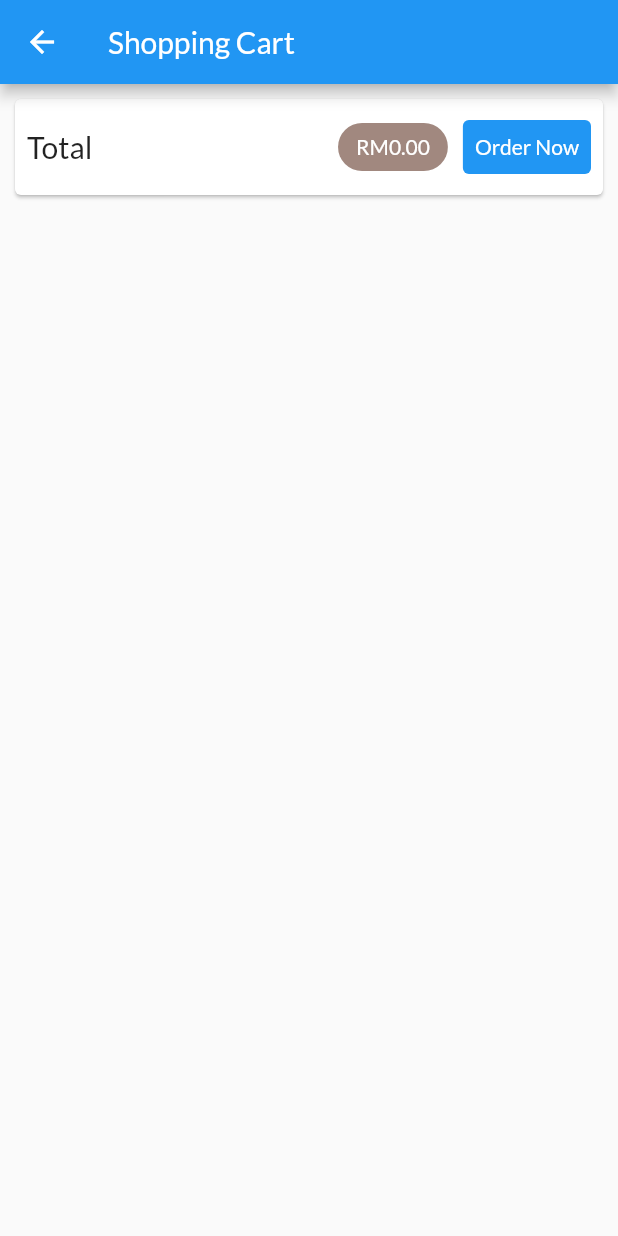
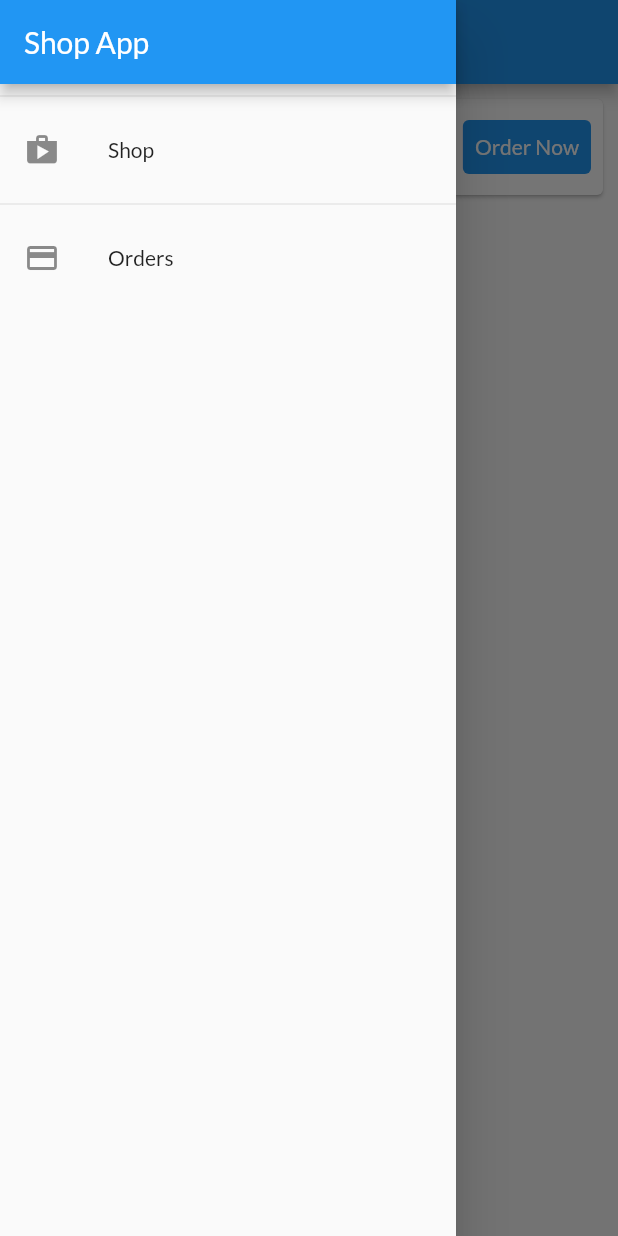
Before and after one commit to dondonjedd/Shop-application, a Flutter app: the CartScreen screen opened by its route, with the side drawer open (before the commit the screen has no drawer), on a phone screen of 412 x 824 dp. Run offline on Flutter 3.47's test engine with Material 2 defaults, Android fonts, the phone set to English and light mode, and no system bars; network calls fail.

Commit message:
Create sideDrawer to show OrdersScreen

```diff
--- a/lib/main.dart
+++ b/lib/main.dart
@@ -4,6 +4,7 @@ import 'package:shop_app/providers/cart.dart';
 import 'package:shop_app/providers/orders.dart';
 import 'package:shop_app/providers/prov_products.dart';
 import 'package:shop_app/screens/cart_screen.dart';
+import 'package:shop_app/screens/orders_screen.dart';
 import 'package:shop_app/screens/products_screen.dart';
 import 'package:shop_app/screens/single_product_screen.dart';
 
@@ -34,6 +35,7 @@ class MyApp extends StatelessWidget {
         routes: {
           SingleProductScreen.routeName: (ctx) => const SingleProductScreen(),
           CartScreen.routeName: (ctx) => const CartScreen(),
+          OrdersScreen.routeName: ((ctx) => const OrdersScreen()),
         },
       ),
     );
--- a/lib/screens/cart_screen.dart
+++ b/lib/screens/cart_screen.dart
@@ -2,6 +2,7 @@ import 'package:flutter/material.dart';
 import 'package:provider/provider.dart';
 import 'package:shop_app/providers/cart.dart';
 import 'package:shop_app/providers/orders.dart';
+import 'package:shop_app/widgets/app_drawer.dart';
 import 'package:shop_app/widgets/cart_item.dart';
 
 class CartScreen extends StatelessWidget {
@@ -16,6 +17,7 @@ class CartScreen extends StatelessWidget {
       appBar: AppBar(
         title: const Text("Shopping Cart"),
       ),
+      drawer: const AppDrawer(),
       body: Column(
         children: [
           Card(
--- a/lib/screens/orders_screen.dart
+++ b/lib/screens/orders_screen.dart
@@ -1,17 +1,20 @@
 import 'package:flutter/material.dart';
 import 'package:provider/provider.dart';
 import 'package:shop_app/providers/orders.dart' show Orders;
+import 'package:shop_app/widgets/app_drawer.dart';
 
 import '../widgets/order_item.dart';
 
 class OrdersScreen extends StatelessWidget {
   const OrdersScreen({super.key});
+  static const routeName = "/orders";
 
   @override
   Widget build(BuildContext context) {
     final ordersProvider = Provider.of<Orders>(context);
     return Scaffold(
       appBar: AppBar(title: const Text("Your Orders")),
+      drawer: const AppDrawer(),
       body: ListView.builder(
         itemBuilder: (ctx, i) => OrderItem(order: ordersProvider.orders[i]),
         itemCount: ordersProvider.orders.length,
--- a/lib/screens/products_screen.dart
+++ b/lib/screens/products_screen.dart
@@ -1,6 +1,7 @@
 import 'package:flutter/material.dart';
 import 'package:provider/provider.dart';
 import 'package:shop_app/screens/cart_screen.dart';
+import 'package:shop_app/widgets/app_drawer.dart';
 import '../providers/cart.dart';
 import '../widgets/badge.dart';
 import '../widgets/products_grid.dart';
@@ -60,6 +61,7 @@ class _ProductScreenState extends State<ProductScreen> {
           )
         ],
       ),
+      drawer: const AppDrawer(),
       body: ProductsGrid(showFavorites: _showFavorites),
     );
   }
--- /dev/null
+++ b/lib/widgets/app_drawer.dart
@@ -0,0 +1,37 @@
+import 'package:flutter/material.dart';
+import 'package:shop_app/screens/orders_screen.dart';
+
+class AppDrawer extends StatelessWidget {
+  const AppDrawer({super.key});
+
+  @override
+  Widget build(BuildContext context) {
+    return Drawer(
+      child: Column(
+        children: [
+          AppBar(
+            title: const Text("Shop App"),
+            automaticallyImplyLeading: false,
+          ),
+          const Divider(),
+          ListTile(
+            leading: const Icon(Icons.shop),
+            title: const Text("Shop"),
+            onTap: () {
+              Navigator.of(context).pushReplacementNamed("/");
+            },
+          ),
+          const Divider(),
+          ListTile(
+            leading: const Icon(Icons.payment),
+            title: const Text("Orders"),
+            onTap: () {
+              Navigator.of(context)
+                  .pushReplacementNamed(OrdersScreen.routeName);
+            },
+          )
+        ],
+      ),
+    );
+  }
+}
```
